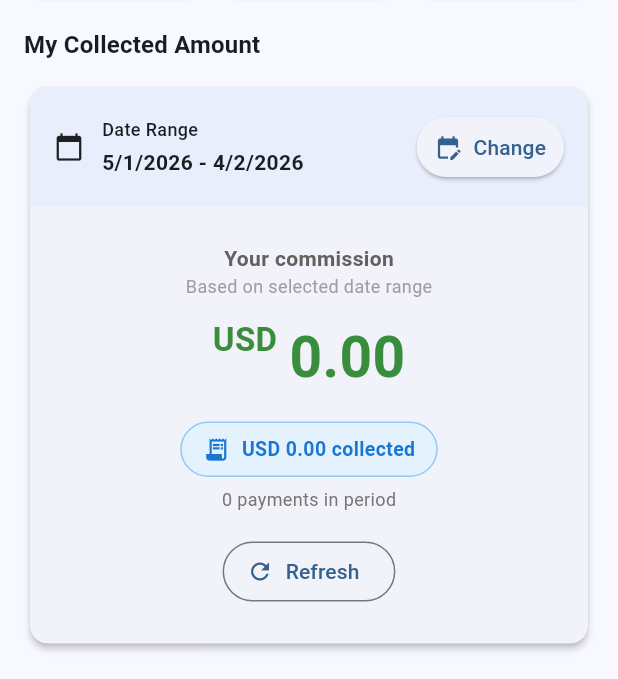
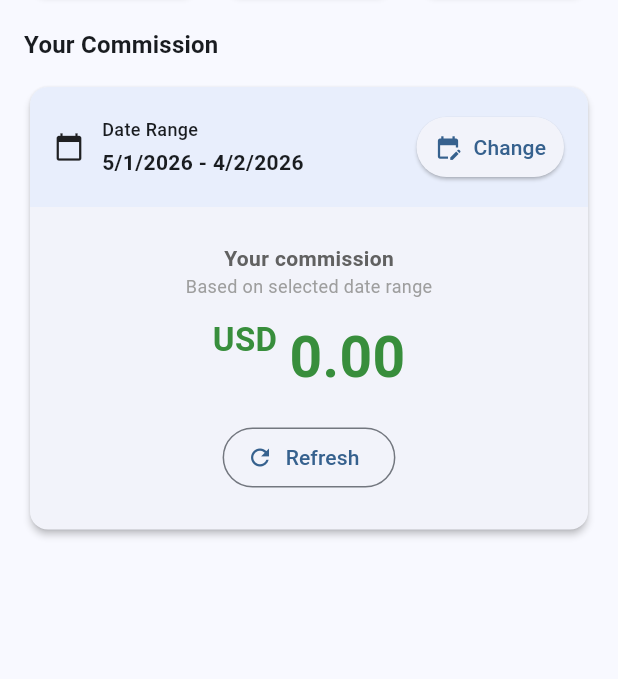
Before and after one commit to abdirahmanburyar1/property, a Flutter app: the HomeScreen screen opened directly, on a phone screen of 412 x 824 dp, the part 557-1236 px from its top. Run offline on Flutter 3.47's test engine with Material 3 defaults, Android fonts, the phone set to English and light mode, and no system bars; our stand-ins replace dio, geolocator, image_picker, permission_handler, shared_preferences, shimmer; missing offline and left inert: flutter_thermal_printer, signalr_netcore; accounts and stored records are empty.

Commit message:
mobile app

```diff
--- a/mobile/lib/screens/home_screen.dart
+++ b/mobile/lib/screens/home_screen.dart
@@ -385,9 +385,9 @@ class _HomeScreenState extends State<HomeScreen> {
             ),
             const SizedBox(height: 20),
 
-            // Collected Amount Section
+            // Commission Section
             Text(
-              'My Collected Amount',
+              'Your Commission',
               style: Theme.of(context).textTheme.titleMedium?.copyWith(
                 fontWeight: FontWeight.bold,
               ),
@@ -505,39 +505,7 @@ class _HomeScreenState extends State<HomeScreen> {
                                     ),
                                   ),
                                 ),
-                              const SizedBox(height: 16),
-                              Container(
-                                padding: const EdgeInsets.symmetric(horizontal: 14, vertical: 8),
-                                decoration: BoxDecoration(
-                                  color: Colors.blue[50],
-                                  borderRadius: BorderRadius.circular(20),
-                                  border: Border.all(color: Colors.blue[200]!),
-                                ),
-                                child: Row(
-                                  mainAxisSize: MainAxisSize.min,
-                                  children: [
-                                    Icon(Icons.receipt_long, size: 18, color: Colors.blue[700]),
-                                    const SizedBox(width: 8),
-                                    Text(
-                                      '$_currency ${_formatAmount(_collectedAmount)} collected',
-                                      style: TextStyle(
-                                        fontSize: 13,
-                                        fontWeight: FontWeight.w600,
-                                        color: Colors.blue[700],
-                                      ),
-                                    ),
-                                  ],
-                                ),
-                              ),
-                              const SizedBox(height: 6),
-                              Text(
-                                '$_paymentCount ${_paymentCount == 1 ? 'payment' : 'payments'} in period',
-                                style: TextStyle(
-                                  fontSize: 12,
-                                  color: Colors.grey[600],
-                                ),
-                              ),
-                              if (_commissionRatePercent == 0 && _collectedAmount > 0)
+                              if (_commissionRatePercent == 0 && _commissionAmount > 0)
                                 Padding(
                                   padding: const EdgeInsets.only(top: 12),
                                   child: Text(
```
Also changed, not shown: mobile/lib/widgets/receipt_template.dart (+18 -0 lines), 1 other file.
